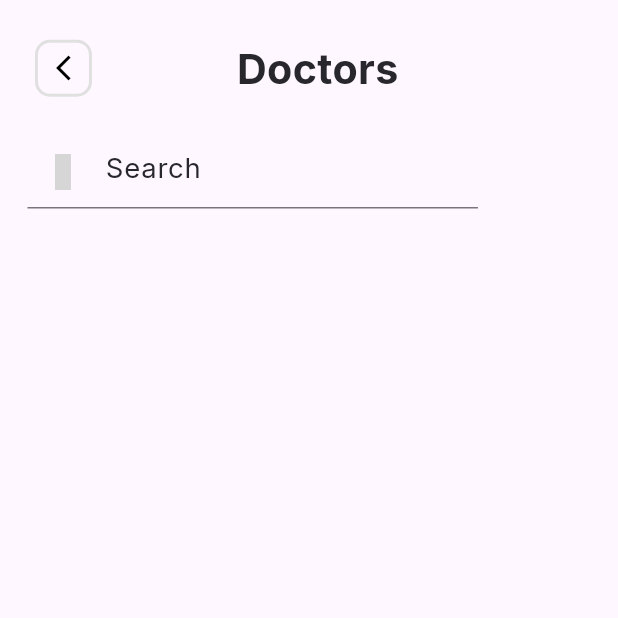
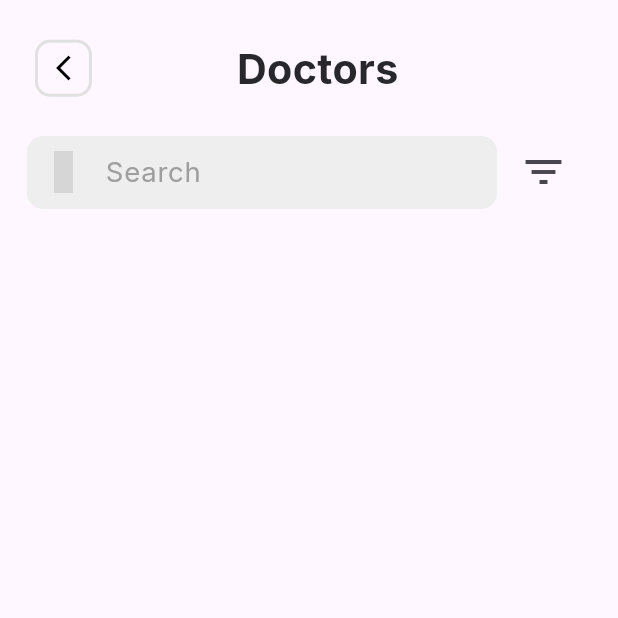
Before and after one commit to seiftarek10/clinic_square, a Flutter app: the DoctorsConsultaion screen opened by its route, on a phone screen of 412 x 824 dp, the top half of it. Run offline on Flutter 3.47's test engine with Material 3 defaults, Android fonts, the light colour scheme and no system bars; our stand-ins replace eva_icons_flutter, flutter_screenutil, font_awesome_flutter, go_router, google_fonts; grey boxes are pictures that could not be loaded.

Commit message:
finish search section in doctors page

```diff
--- a/lib/Core/Themes/colors.dart
+++ b/lib/Core/Themes/colors.dart
@@ -3,5 +3,6 @@ import 'package:flutter/material.dart';
 abstract class AppColors {
   static Color mainBlue = const Color(0xff247CFF);
   static Color darkBlue = const Color(0xff27272C);
+  static final middleGrey = Colors.grey[500];
   static final appBackgroundGrey = Colors.grey[200];
 }
--- a/lib/Features/Doctor Consultation/Presentaion/View/Widgets/search_section.dart
+++ b/lib/Features/Doctor Consultation/Presentaion/View/Widgets/search_section.dart
@@ -1,8 +1,7 @@
+import 'package:clinic_square/Core/Themes/colors.dart';
 import 'package:clinic_square/Core/Themes/fonts.dart';
 import 'package:eva_icons_flutter/eva_icons_flutter.dart';
 import 'package:flutter/material.dart';
-
-
 
 class SearchSection extends StatelessWidget {
   const SearchSection({super.key});
@@ -12,18 +11,37 @@ class SearchSection extends StatelessWidget {
     return Row(
       children: [
         Expanded(
-          flex: 4,
+          flex: 5,
           child: TextFormField(
             decoration: InputDecoration(
-              prefixIcon: Icon(EvaIcons.searchOutline),
-              hintText: 'Search',
-              hintStyle: Fonts.font16_400DarkBlue
-
-              ),
+                contentPadding: EdgeInsets.zero,
+                prefixIcon: Icon(
+                  EvaIcons.searchOutline,
+                  size: 28,
+                  color: AppColors.middleGrey,
+                ),
+                hintText: 'Search',
+                hintStyle: Fonts.font16_400DarkBlue
+                    .copyWith(color: AppColors.middleGrey),
+                fillColor: AppColors.appBackgroundGrey,
+                filled: true,
+                enabledBorder: borderStyle(),
+                focusedBorder: borderStyle()),
           ),
         ),
-        const Expanded(child: SizedBox())
+        Expanded(
+            child: IconButton(
+          padding: EdgeInsets.zero,
+          icon: const Icon(Icons.filter_list_sharp, size: 32),
+          onPressed: () {},
+        ))
       ],
     );
   }
+
+  OutlineInputBorder borderStyle() {
+    return OutlineInputBorder(
+        borderSide: BorderSide(color: AppColors.appBackgroundGrey!, width: 0),
+        borderRadius: BorderRadius.circular(10));
+  }
 }
```
